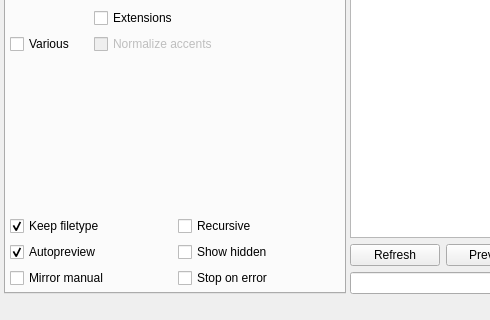
gmdfalk/60-days-of-python, file gui/filebrowser/demimove.ui: the form before one commit; both pictures show x 0 to 490 and y 329 to 649 of the 896 by 649 pixel window.
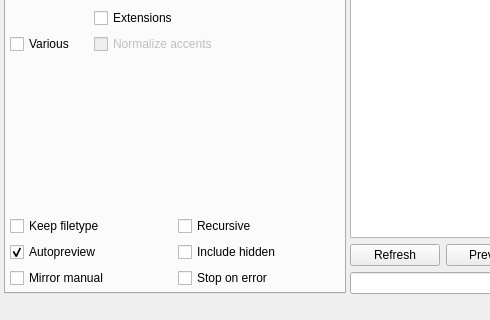
The form after the commit.

Commit message: so tedious... connecting buttons

Patch:
```diff
--- a/gui/filebrowser/demimove.ui
+++ b/gui/filebrowser/demimove.ui
@@ -502,7 +502,7 @@
               <string>Keep filetype</string>
              </property>
              <property name="checked">
-              <bool>true</bool>
+              <bool>false</bool>
              </property>
             </widget>
            </item>
@@ -532,7 +532,7 @@
               <string>&lt;html&gt;&lt;head/&gt;&lt;body&gt;&lt;p&gt;&lt;span style=&quot; font-weight:600;&quot;&gt;Show Hidden&lt;/span&gt;&lt;/p&gt;&lt;p&gt;Show (and therefore edit) hidden files and directories, too.&lt;/p&gt;&lt;/body&gt;&lt;/html&gt;</string>
              </property>
              <property name="text">
-              <string>Show hidden</string>
+              <string>Include hidden</string>
              </property>
             </widget>
            </item>
```
Left out of the diff: 4 changed lines with no effect on the pictures. The commit also changes 2 other files.
